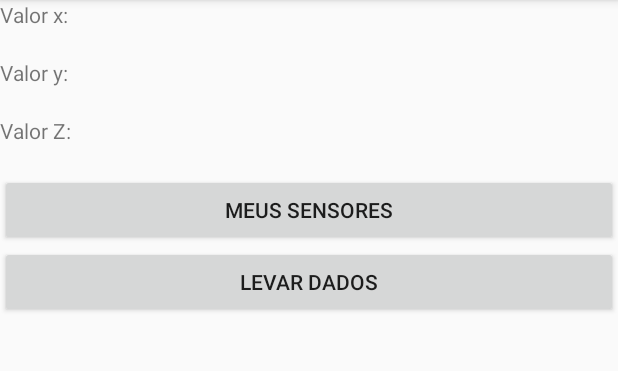
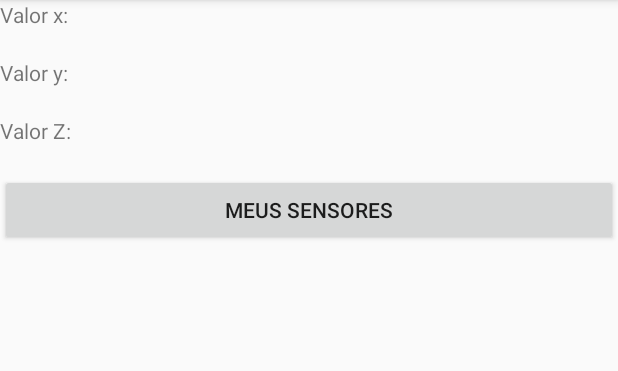
Before and after one commit to alaudegp/AcelerometroApp, an Android app: the screen it shows after launch (MainActivity), on a phone screen of 412 x 824 dp, the part 84-455 px from its top. Run offline under Robolectric (Android 15) with nearby library versions, the phone set to English and light mode, and no system bars.

Commit message:
remove gravity

```diff
--- a/app/src/main/res/layout/activity_main.xml
+++ b/app/src/main/res/layout/activity_main.xml
@@ -46,12 +46,4 @@
         android:text="Meus sensores"
         android:onClick="btMeusSensoresOnClick"/>
 
-    <Button
-        android:id="@+id/levarDados"
-        android:layout_width="match_parent"
-        android:layout_height="wrap_content"
-        android:layout_gravity="bottom"
-        android:text="Levar Dados"
-        />
-
 </LinearLayout>
```
Also changed, not shown: app/src/main/java/com/example/usandoacelerometro/MainActivity.java (+28 -13 lines).
